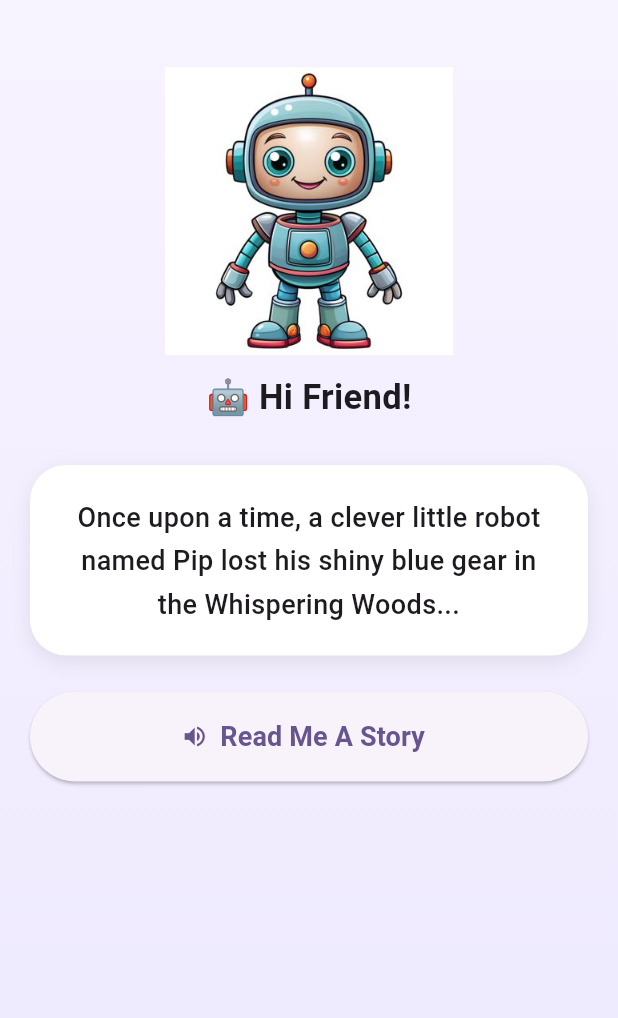
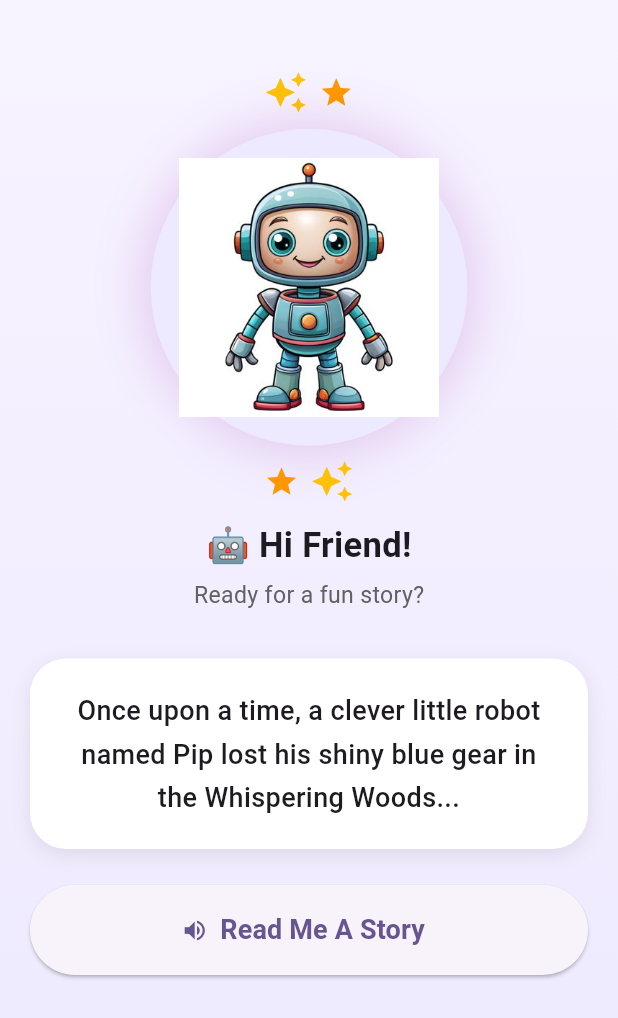
Before and after one commit to samallen-devv/Peblo.ai, a Flutter app: the screen it shows after launch, on a phone screen of 412 x 824 dp. Shown: the top 1018 px of the screen. Run offline on Flutter 3.47's test engine with Material 3 defaults, Android fonts, the light colour scheme and no system bars; our stand-ins replace confetti, flutter_riverpod, flutter_tts, go_router.

Commit message:
fixed buddy avatar widget with more animation and spakles

```diff
--- a/lib/features/story_buddy/presentation/widgets/buddy_avatar.dart
+++ b/lib/features/story_buddy/presentation/widgets/buddy_avatar.dart
@@ -43,9 +43,59 @@ class _BuddyAvatarState extends State<BuddyAvatar>
         child: Column(
           mainAxisSize: MainAxisSize.min,
           children: [
-            Image.asset(
-              'assets/images/robot_buddy.png',
-              height: widget.isSuccess ? 220 : 200,
+            Row(
+              mainAxisAlignment: MainAxisAlignment.center,
+              children: const [
+                Icon(
+                  Icons.auto_awesome,
+                  color: Colors.amber,
+                  size: 30,
+                ),
+                SizedBox(width: 8),
+                Icon(
+                  Icons.star,
+                  color: Colors.orange,
+                  size: 24,
+                ),
+              ],
+            ),
+            const SizedBox(height: 10),
+            Container(
+              padding: const EdgeInsets.all(20),
+              decoration: BoxDecoration(
+                shape: BoxShape.circle,
+                color: const Color(0xFFEDE9FE),
+                boxShadow: [
+                  BoxShadow(
+                    color: Colors.purple.withValues(
+                      alpha: 0.2,
+                    ),
+                    blurRadius: 30,
+                    spreadRadius: 5,
+                  ),
+                ],
+              ),
+              child: Image.asset(
+                'assets/images/robot_buddy.png',
+                height: widget.isSuccess ? 200 : 180,
+              ),
+            ),
+            const SizedBox(height: 10),
+            Row(
+              mainAxisAlignment: MainAxisAlignment.center,
+              children: const [
+                Icon(
+                  Icons.star,
+                  color: Colors.orange,
+                  size: 24,
+                ),
+                SizedBox(width: 8),
+                Icon(
+                  Icons.auto_awesome,
+                  color: Colors.amber,
+                  size: 30,
+                ),
+              ],
             ),
             const SizedBox(height: 12),
             Text(
@@ -55,6 +105,14 @@ class _BuddyAvatarState extends State<BuddyAvatar>
                 fontWeight: FontWeight.bold,
               ),
             ),
+            const SizedBox(height: 6),
+            Text(
+              widget.isSuccess ? 'You are amazing!' : 'Ready for a fun story?',
+              style: TextStyle(
+                fontSize: 16,
+                color: Colors.grey.shade700,
+              ),
+            ),
           ],
         ),
       ),
```
